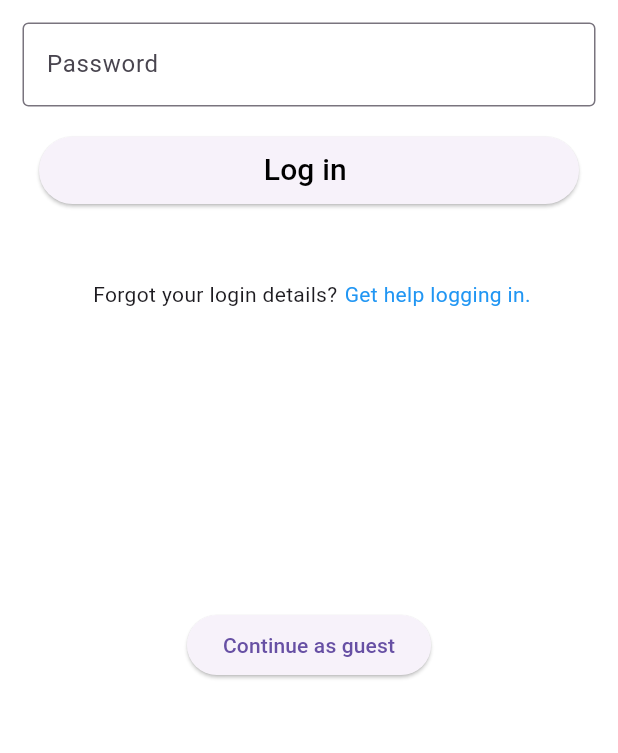
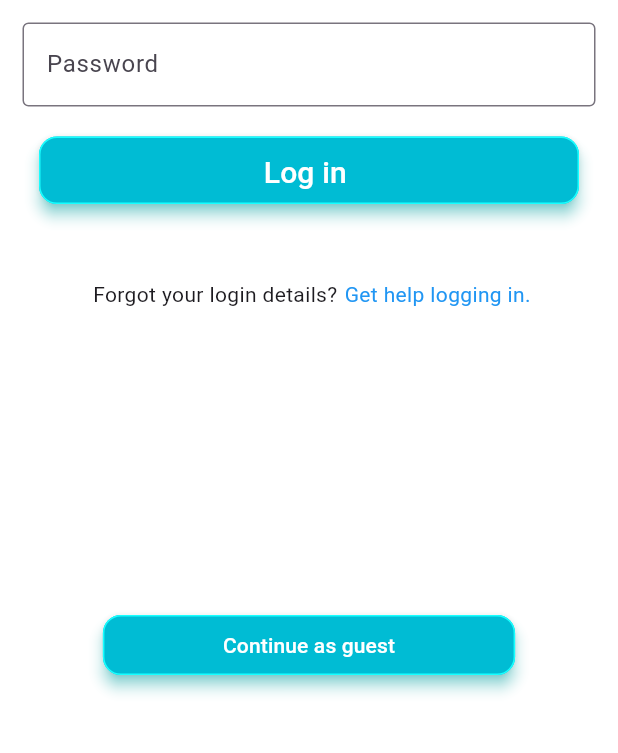
Before and after one commit to AnthonyF99/IceCream2077, a Flutter app: the screen it shows after launch, after a tap on "Get Started", on a phone screen of 412 x 824 dp, the part 483-1236 px from its top. Run offline on Flutter 3.47's test engine with Material 3 defaults, Android fonts, the phone set to English and light mode, and no system bars; network calls fail.

Commit message:
- Styled the main button in main.dart for improved UI consistency.- Removed unnecessary padding from the navigation bar menu for a cleaner layout.- Eliminated redundant margin in product_card for better alignment.- Enhanced the cart design by adding a background with a gradient effect, similar to the home page and menu.- Improved the item display in the cart for a more organized layout.- Refined the login screen button for a better user experience.

```diff
--- a/lib/main.dart
+++ b/lib/main.dart
@@ -57,7 +57,8 @@ class _LandingPageState extends State<LandingPage> {
             Center(
               child: Image.network(
                 'https://images.stockcake.com/public/8/2/1/8218586c-99a7-4e47-b95f-572378c12e39/ice-cream-delight-stockcake.jpg',
-                height: 350,
+                height: 500,
+                width: double.infinity,
               ),
             ),
             const Text(
@@ -75,7 +76,21 @@ class _LandingPageState extends State<LandingPage> {
                     ),
                   );
                 },
-                child: const Text('Get Started'))
+                style: ElevatedButton.styleFrom(
+                  padding:
+                      const EdgeInsets.symmetric(horizontal: 80, vertical: 10),
+                  backgroundColor: Colors.cyan,
+                  shadowColor: Colors.cyanAccent,
+                  elevation: 4,
+                  shape: RoundedRectangleBorder(
+                      borderRadius: BorderRadius.circular(12),
+                      side: BorderSide(color: Colors.cyanAccent)),
+                ),
+                child: const Text('Get Started',
+                    style: TextStyle(
+                      color: Colors.white, // Couleur du texte
+                      fontSize: 16,
+                    )))
           ],
         ),
       ),
--- a/lib/screens/loginscreen.dart
+++ b/lib/screens/loginscreen.dart
@@ -64,10 +64,6 @@ class _LoginState extends State<Login> {
               child: Padding(
                 padding: const EdgeInsets.only(top: 20.0),
                 child: ElevatedButton(
-                  child: Text(
-                    'Log in ',
-                    style: TextStyle(color: Colors.black, fontSize: 20),
-                  ),
                   onPressed: () {
                     // Changer l'état de connexion
                     Provider.of<AuthProvider>(context, listen: false).logIn();
@@ -76,6 +72,20 @@ class _LoginState extends State<Login> {
                       MaterialPageRoute(builder: (context) => HomePage()),
                     );
                   },
+                  style: ElevatedButton.styleFrom(
+                    padding: const EdgeInsets.symmetric(
+                        horizontal: 80, vertical: 10),
+                    backgroundColor: Colors.cyan,
+                    shadowColor: Colors.cyanAccent,
+                    elevation: 4,
+                    shape: RoundedRectangleBorder(
+                        borderRadius: BorderRadius.circular(12),
+                        side: BorderSide(color: Colors.cyanAccent)),
+                  ),
+                  child: Text(
+                    'Log in ',
+                    style: TextStyle(color: Colors.white, fontSize: 20),
+                  ),
                 ),
               ),
             ),
@@ -115,7 +125,20 @@ class _LoginState extends State<Login> {
                       MaterialPageRoute(builder: (context) => HomePage()),
                     );
                   },
-                  child: const Text('Continue as guest')),
+                  style: ElevatedButton.styleFrom(
+                    padding: const EdgeInsets.symmetric(
+                        horizontal: 80, vertical: 10),
+                    backgroundColor: Colors.cyan,
+                    shadowColor: Colors.cyanAccent,
+                    elevation: 4,
+                    shape: RoundedRectangleBorder(
+                        borderRadius: BorderRadius.circular(12),
+                        side: BorderSide(color: Colors.cyanAccent)),
+                  ),
+                  child: const Text(
+                    'Continue as guest',
+                    style: TextStyle(color: Colors.white),
+                  )),
             )
           ],
         ),
--- a/lib/widgets/home.dart
+++ b/lib/widgets/home.dart
@@ -160,6 +160,7 @@ class _HomeWidgetState extends State<HomeWidget> {
                           return IceCreamTile(
                             icecream: icecream,
                             onTap: () => addIceCreamToCart(icecream),
+                            isMenuPage: false,
                           ); // Afficher l'élément
                         },
                       ),
@@ -226,6 +227,7 @@ class _HomeWidgetState extends State<HomeWidget> {
                           return IceCreamTile(
                             icecream: icecream,
                             onTap: () => addIceCreamToCart(icecream),
+                            isMenuPage: false,
                           );
                         },
                       ),
--- a/lib/widgets/navigation_bar.dart
+++ b/lib/widgets/navigation_bar.dart
@@ -78,8 +78,7 @@ class _NavigationExampleState extends State<NavigationExample> {
         HomeWidget(),
 
         /// Menu page
-        Padding(
-          padding: const EdgeInsets.all(8.0),
+        SizedBox(
           child: Column(
             children: <Widget>[
               Wrap(crossAxisAlignment: WrapCrossAlignment.center, children: [
--- a/lib/widgets/product_card.dart
+++ b/lib/widgets/product_card.dart
@@ -98,11 +98,10 @@ class _ProductCardState extends State<ProductCard> {
                 ], // Contrôle de la transition des couleurs
               ),
             ),
-            margin: EdgeInsets.only(right: 25), // To center the container
             child: Padding(
               padding: const EdgeInsets.symmetric(horizontal: 16.0),
               child: SizedBox(
-                  height: 650,
+                  height: 700,
                   child: ListView.builder(
                       itemCount: value.getIceCreamList().length,
                       scrollDirection: Axis.vertical,
@@ -114,6 +113,7 @@ class _ProductCardState extends State<ProductCard> {
                           child: IceCreamTile(
                             icecream: icecream,
                             onTap: () => addIceCreamToCart(icecream),
+                            isMenuPage: true,
                           ),
                         );
                       })),
```
Also changed, not shown: lib/components/cart_item.dart (+24 -3 lines), lib/components/icecream_tile.dart (+7 -2 lines), lib/screens/cartscreen.dart (+19 -2 lines), lib/screens/more_productscreen.dart (renamed from lib/screens/seemore_screen.dart).
